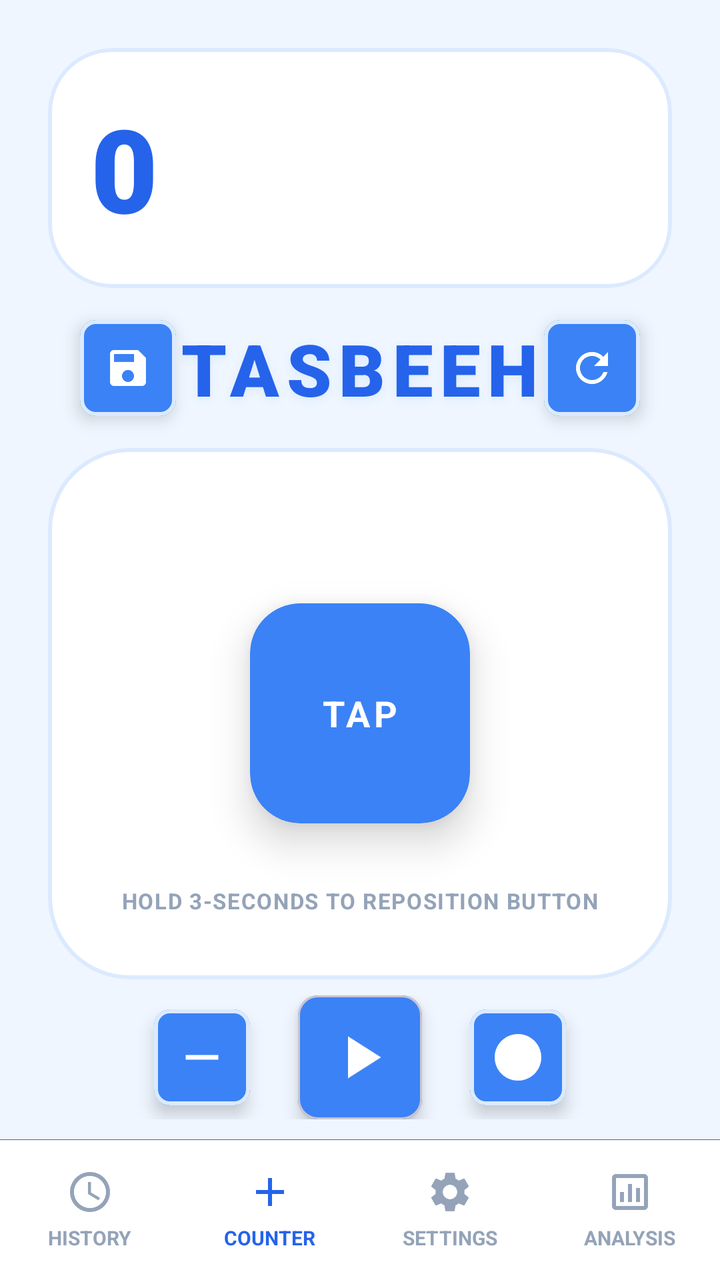
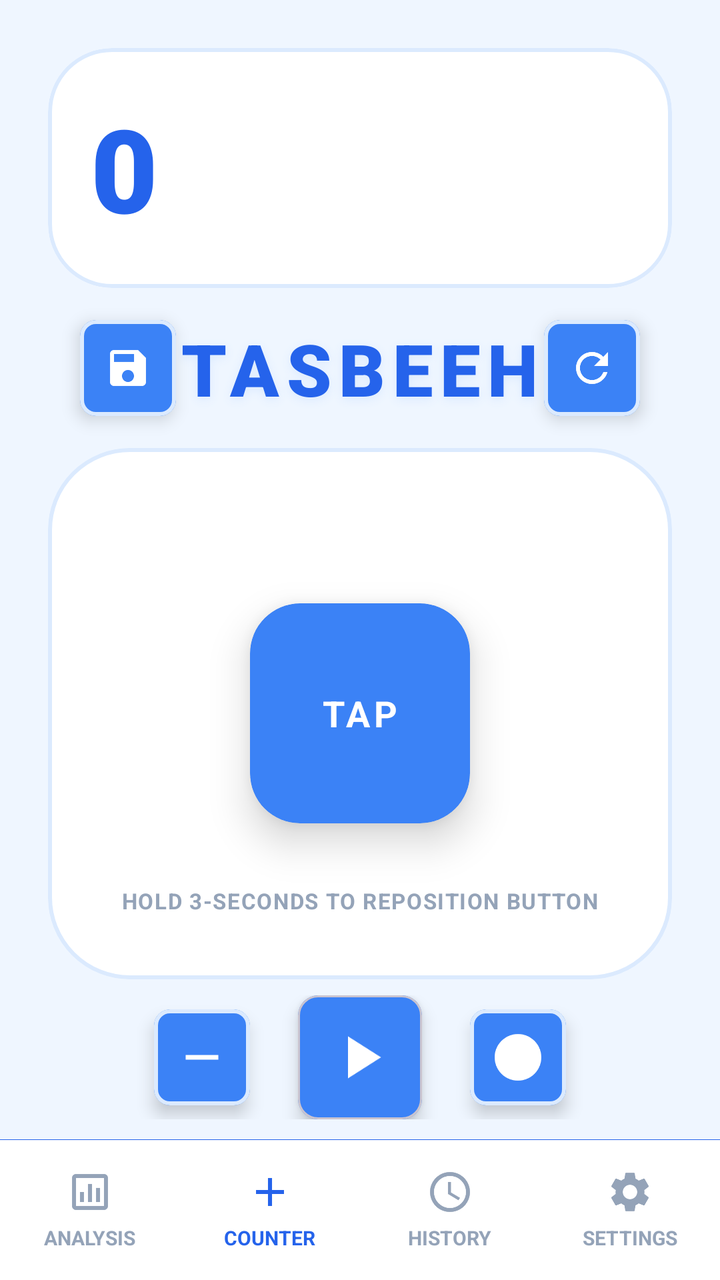

Two renders of the same Android screen: before a commit and after it. Below are the layout's source before the change and the commit's diff.
<!-- AndroidManifest.xml: application theme Theme.SmartTasbeeh -->
<!-- res/layout/activity_main.xml -->
<?xml version="1.0" encoding="utf-8"?>
<androidx.constraintlayout.widget.ConstraintLayout xmlns:android="http://schemas.android.com/apk/res/android"
    xmlns:app="http://schemas.android.com/apk/res-auto"
    xmlns:tools="http://schemas.android.com/tools"
    android:id="@+id/main"
    android:layout_width="match_parent"
    android:layout_height="match_parent"
    android:background="@color/app_background"
    tools:context=".MainActivity">

    
    <com.google.android.material.card.MaterialCardView
        android:id="@+id/cardCountDisplay"
        android:layout_width="match_parent"
        android:layout_height="120dp"
        android:layout_margin="24dp"
        app:cardCornerRadius="32dp"
        app:cardElevation="0dp"
        app:strokeWidth="2dp"
        app:strokeColor="@color/card_stroke_color"
        app:cardBackgroundColor="@color/card_background"
        app:layout_constraintTop_toTopOf="parent"
        app:layout_constraintStart_toStartOf="parent"
        app:layout_constraintEnd_toEndOf="parent">

        <androidx.constraintlayout.widget.ConstraintLayout
            android:layout_width="match_parent"
            android:layout_height="match_parent"
            android:padding="20dp">

            
            <TextView
                android:id="@+id/tvCountDisplay"
                android:layout_width="match_parent"
                android:layout_height="match_parent"
                android:gravity="center_vertical|start"
                android:text="@string/Count_Number"
                android:textColor="@color/count_text_color"
                android:textSize="58sp"
                android:fontFamily="sans-serif-black"
                android:letterSpacing="0.05"
                app:layout_constraintStart_toStartOf="parent"
                app:layout_constraintTop_toTopOf="parent"
                app:layout_constraintBottom_toBottomOf="parent"/>

        </androidx.constraintlayout.widget.ConstraintLayout>
    </com.google.android.material.card.MaterialCardView>

    
    <com.google.android.material.card.MaterialCardView
        android:id="@+id/btnSave"
        android:layout_width="48dp"
        android:layout_height="48dp"
        android:layout_marginStart="16dp"
        android:layout_marginTop="16dp"
        app:cardCornerRadius="8dp"
        app:cardElevation="5dp"
        app:strokeWidth="2dp"
        app:strokeColor="@color/card_stroke_color"
        app:cardBackgroundColor="@color/tasbeeh_blue_accent"
        android:clickable="true"
        android:focusable="true"
        app:layout_constraintStart_toStartOf="@id/cardCountDisplay"
        app:layout_constraintTop_toBottomOf="@id/cardCountDisplay">
        
        <ImageView
            android:layout_width="24dp"
            android:layout_height="24dp"
            android:layout_gravity="center"
            android:src="@drawable/ic_save"
            app:tint="@color/card_background"/>
    </com.google.android.material.card.MaterialCardView>

    <TextView
        android:id="@+id/tvAppTitle"
        android:layout_height="wrap_content"
        android:layout_width="wrap_content"
        android:text="@string/Tasbeeh_Name"
        android:textColor="@color/tasbeeh_blue_primary"
        android:textSize="36sp"
        android:fontFamily="sans-serif-black"
        android:letterSpacing="0.10"
        android:shadowColor="@color/card_stroke_color"
        android:shadowRadius="12"
        android:shadowDy="4"
        android:layout_marginTop="16dp"
        app:layout_constraintEnd_toStartOf="@+id/btnReset"
        app:layout_constraintStart_toEndOf="@+id/btnSave"
        app:layout_constraintTop_toBottomOf="@+id/cardCountDisplay" />

    
    <com.google.android.material.card.MaterialCardView
        android:id="@+id/btnReset"
        android:layout_width="48dp"
        android:layout_height="48dp"
        android:layout_marginEnd="16dp"
        android:layout_marginTop="16dp"
        app:cardCornerRadius="8dp"
        app:cardElevation="5dp"
        app:strokeWidth="2dp"
        app:strokeColor="@color/card_stroke_color"
        app:cardBackgroundColor="@color/tasbeeh_blue_accent"
        android:clickable="true"
        android:focusable="true"
        app:layout_constraintEnd_toEndOf="@id/cardCountDisplay"
        app:layout_constraintTop_toBottomOf="@id/cardCountDisplay">
        
        <ImageView
            android:layout_width="24dp"
            android:layout_height="24dp"
            android:layout_gravity="center"
            android:src="@drawable/ic_refresh"
            app:tint="@color/card_background"/>
    </com.google.android.material.card.MaterialCardView>

    
    <FrameLayout
        android:id="@+id/bigBoxContainer"
        android:layout_width="match_parent"
        android:layout_height="0dp"
        android:layout_marginStart="24dp"
        android:layout_marginEnd="24dp"
        android:layout_marginTop="16dp"
        android:layout_marginBottom="8dp"
        android:background="@drawable/bg_grid_container"
        android:clipToOutline="true"
        app:layout_constraintTop_toBottomOf="@id/btnSave"
        app:layout_constraintBottom_toTopOf="@id/controlsBar">

        
        <View
            android:id="@+id/gridBackground"
            android:layout_width="match_parent"
            android:layout_height="match_parent"
            android:visibility="invisible"/>

        
        <androidx.cardview.widget.CardView
            android:id="@+id/videoButton"
            android:layout_width="110dp"
            android:layout_height="110dp"
            android:layout_gravity="center"
            app:cardCornerRadius="25dp"
            app:cardElevation="12dp"
            app:cardBackgroundColor="@color/tasbeeh_blue_accent">

            
            <TextView
                android:layout_width="wrap_content"
                android:layout_height="wrap_content"
                android:text="@string/Tap_Button_Text"
                android:textColor="@color/tap_btn_text"
                android:textSize="18sp"
                android:textStyle="bold"
                android:letterSpacing="0.1"
                android:layout_gravity="center"/>
                
             
             <View
                android:layout_width="match_parent"
                android:layout_height="match_parent"
                android:background="?attr/selectableItemBackground"
                android:clickable="false"
                android:focusable="false"/>

        </androidx.cardview.widget.CardView>
        
        
        <TextView
             android:layout_width="wrap_content"
             android:layout_height="wrap_content"
             android:layout_gravity="bottom|center_horizontal"
             android:layout_marginBottom="32dp"
             android:text="@string/Button_Reposition_Hint_Text"
             android:textColor="@color/hint_text"
             android:textSize="11sp"
             android:textStyle="bold"
             android:letterSpacing="0.05"/>

    </FrameLayout>

    
    <LinearLayout
        android:id="@+id/controlsBar"
        android:layout_width="match_parent"
        android:layout_height="wrap_content"
        android:orientation="horizontal"
        android:gravity="center"
        android:paddingBottom="10dp"
        app:layout_constraintBottom_toTopOf="@id/bottomNavDivider"
        app:layout_constraintTop_toBottomOf="@id/bigBoxContainer">

        
        <com.google.android.material.card.MaterialCardView
            android:id="@+id/btnDecrease"
            android:layout_width="48dp"
            android:layout_height="48dp"
            android:layout_marginEnd="24dp"
            app:cardCornerRadius="8dp"
            app:cardElevation="5dp"
            app:cardBackgroundColor="@color/tasbeeh_blue_accent"
            app:strokeWidth="2dp"
            app:strokeColor="@color/card_stroke_color"
            android:clickable="true"
            android:focusable="true">
            <ImageView
                android:layout_width="28dp"
                android:layout_height="28dp"
                android:layout_gravity="center"
                android:src="@drawable/ic_remove"
                app:tint="@color/card_background"/>
        </com.google.android.material.card.MaterialCardView>

        
        <com.google.android.material.card.MaterialCardView
            android:id="@+id/btnAuto"
            android:layout_width="62dp"
            android:layout_height="62dp"
            app:cardCornerRadius="10dp"
            app:cardElevation="5dp"
            app:cardBackgroundColor="@color/tasbeeh_blue_accent"
            android:clickable="true"
            android:focusable="true">
            <ImageView
                android:id="@+id/ivAutoIcon"
                android:layout_width="36dp"
                android:layout_height="36dp"
                android:layout_gravity="center"
                android:src="@drawable/ic_auto"
                app:tint="@android:color/white"/>
        </com.google.android.material.card.MaterialCardView>

        
        <com.google.android.material.card.MaterialCardView
            android:id="@+id/btnTarget"
            android:layout_width="48dp"
            android:layout_height="48dp"
            android:layout_marginStart="24dp"
            app:cardCornerRadius="8dp"
            app:cardElevation="5dp"
            app:cardBackgroundColor="@color/tasbeeh_blue_accent"
            app:strokeWidth="2dp"
            app:strokeColor="@color/card_stroke_color"
            android:clickable="true"
            android:focusable="true">
            <ImageView
                android:layout_width="28dp"
                android:layout_height="28dp"
                android:layout_gravity="center"
                android:src="@drawable/ic_target"
                app:tint="@color/card_background"/>
        </com.google.android.material.card.MaterialCardView>

    </LinearLayout>
    <View
        android:id="@+id/bottomNavDivider"
        android:layout_width="match_parent"
        android:layout_height="0.1dp"
        android:background="@color/count_text_color"
        app:layout_constraintBottom_toTopOf="@id/bottomNav"/>

    
    <LinearLayout
        android:id="@+id/bottomNav"
        android:layout_width="match_parent"
        android:layout_height="70dp"
        android:background="@color/nav_bg"
        android:orientation="horizontal"
        android:weightSum="4"
        android:baselineAligned="false"
        app:layout_constraintBottom_toBottomOf="parent">

        
        <LinearLayout
            android:id="@+id/btnSavedCounts"
            android:layout_width="0dp"
            android:layout_height="match_parent"
            android:layout_weight="1"
            android:background="?attr/selectableItemBackground"
            android:clickable="true"
            android:focusable="true"
            android:gravity="center"
            android:orientation="vertical">

            <ImageView
                android:layout_width="24dp"
                android:layout_height="24dp"
                android:src="@drawable/ic_clock"
                app:tint="@color/nav_text_unselected" />

            <TextView
                android:layout_width="wrap_content"
                android:layout_height="wrap_content"
                android:layout_marginTop="4dp"
                android:text="HISTORY"
                android:textColor="@color/nav_text_unselected"
                android:textSize="10sp"
                android:textStyle="bold" />
        </LinearLayout>

        
        <LinearLayout
            android:layout_width="0dp"
            android:layout_height="match_parent"
            android:layout_weight="1"
            android:orientation="vertical"
            android:gravity="center"
            android:clickable="true"
            android:focusable="true">
            
            <ImageView
                android:layout_width="24dp"
                android:layout_height="24dp"
                android:src="@drawable/ic_add"
                app:tint="@color/nav_text_selected"/>
                
            <TextView
                android:layout_width="wrap_content"
                android:layout_height="wrap_content"
                android:text="COUNTER"
                android:textSize="10sp"
                android:textStyle="bold"
                android:layout_marginTop="4dp"
                android:textColor="@color/nav_text_selected"/>
        </LinearLayout>

        
        <LinearLayout
            android:id="@+id/btnSettings"
            android:layout_width="0dp"
            android:layout_height="match_parent"
            android:layout_weight="1"
            android:orientation="vertical"
            android:gravity="center"
            android:clickable="true"
            android:focusable="true"
            android:background="?attr/selectableItemBackground">
            
            <ImageView
                android:layout_width="24dp"
                android:layout_height="24dp"
                android:src="@drawable/ic_settings"
                app:tint="@color/nav_text_unselected"/>
                
            <TextView
                android:layout_width="wrap_content"
                android:layout_height="wrap_content"
                android:text="SETTINGS"
                android:textSize="10sp"
                android:textStyle="bold"
                android:layout_marginTop="4dp"
                android:textColor="@color/nav_text_unselected"/>
        </LinearLayout>

        
        <LinearLayout
            android:id="@+id/btnAnalysis"
            android:layout_width="0dp"
            android:layout_height="match_parent"
            android:layout_weight="1"
            android:orientation="vertical"
            android:gravity="center"
            android:clickable="true"
            android:focusable="true"
            android:background="?attr/selectableItemBackground">
            
            <ImageView
                android:layout_width="24dp"
                android:layout_height="24dp"
                android:src="@drawable/ic_analysis"
                app:tint="@color/nav_text_unselected"/>
                
            <TextView
                android:layout_width="wrap_content"
                android:layout_height="wrap_content"
                android:text="ANALYSIS"
                android:textSize="10sp"
                android:textStyle="bold"
                android:layout_marginTop="4dp"
                android:textColor="@color/nav_text_unselected"/>
        </LinearLayout>

    </LinearLayout>

</androidx.constraintlayout.widget.ConstraintLayout>
<!-- resources referenced by this layout -->
<resources>
  <color name="app_background">@color/background_light</color>
  <color name="card_background">#FFFFFF</color>
  <color name="card_stroke_color">#DBEAFE</color>
  <color name="count_text_color">#2563EB</color>
  <color name="hint_text">#94A3B8</color>
  <color name="nav_bg">#FFFFFF</color>
  <color name="nav_text_selected">#2563EB</color>
  <color name="nav_text_unselected">#94A3B8</color>
  <color name="tap_btn_text">#FFFFFF</color>
  <color name="tasbeeh_blue_accent">#3B82F6</color>
  <color name="tasbeeh_blue_primary">#2563EB</color>
  <!-- drawable bg_grid_container (drawable) -->
  <?xml version="1.0" encoding="utf-8"?>
  <shape xmlns:android="http://schemas.android.com/apk/res/android"
      android:shape="rectangle">
      
      <corners android:radius="40dp" />
      
      
      <solid android:color="@color/card_background" />
      
      
      <stroke
          android:width="2dp"
          android:color="@color/card_stroke_color" />
  </shape>
  <!-- drawable ic_add (drawable) -->
  <vector xmlns:android="http://schemas.android.com/apk/res/android"
      android:width="24dp"
      android:height="24dp"
      android:viewportWidth="24"
      android:viewportHeight="24">
      <path
        android:fillColor="@android:color/white"
        android:pathData="M19,13h-6v6h-2v-6H5v-2h6V5h2v6h6v2z"/>
  </vector>
  <!-- drawable ic_analysis (drawable) -->
  <vector xmlns:android="http://schemas.android.com/apk/res/android"
      android:width="24dp"
      android:height="24dp"
      android:viewportWidth="24"
      android:viewportHeight="24">
    <path
        android:fillColor="#FF000000"
        android:pathData="M19,3H5C3.9,3 3,3.9 3,5v14c0,1.1 0.9,2 2,2h14c1.1,0 2,-0.9 2,-2V5C21,3.9 20.1,3 19,3zM19,19H5V5h14V19zM7,12h2v5H7V12zM11,8h2v9h-2V8zM15,10h2v7h-2V10z"/>
  </vector>
  <!-- drawable ic_auto (drawable) -->
  <vector xmlns:android="http://schemas.android.com/apk/res/android"
      android:width="24dp"
      android:height="24dp"
      android:viewportWidth="24"
      android:viewportHeight="24"
      android:tint="?attr/colorControlNormal">
    <path
        android:fillColor="@android:color/white"
        android:pathData="M8,5v14l11,-7z"/>
  </vector>
  <!-- drawable ic_remove (drawable) -->
  <vector xmlns:android="http://schemas.android.com/apk/res/android"
      android:width="24dp"
      android:height="24dp"
      android:viewportWidth="24"
      android:viewportHeight="24"
      android:tint="?attr/colorControlNormal">
    <path
        android:fillColor="@android:color/white"
        android:pathData="M19,13H5v-2h14v2z"/>
  </vector>
  <!-- drawable ic_save (drawable) -->
  <vector xmlns:android="http://schemas.android.com/apk/res/android"
      android:width="24dp"
      android:height="24dp"
      android:viewportWidth="24"
      android:viewportHeight="24"
      android:tint="?attr/colorControlNormal">
    <path
        android:fillColor="@android:color/white"
        android:pathData="M17,3H5c-1.11,0 -2,0.9 -2,2v14c0,1.1 0.89,2 2,2h14c1.1,0 2,-0.9 2,-2V7l-4,-4zm-5,16c-1.66,0 -3,-1.34 -3,-3s1.34,-3 3,-3 3,1.34 3,3 -1.34,3 -3,3zm3,-10H5V5h10v4z"/>
  </vector>
  <string name="Button_Reposition_Hint_Text">HOLD 3-SECONDS TO REPOSITION BUTTON</string>
  <string name="Count_Number">0</string>
  <string name="Tap_Button_Text">TAP</string>
  <string name="Tasbeeh_Name">TASBEEH</string>
  <style name="Theme.SmartTasbeeh" parent="Base.Theme.SmartTasbeeh" />
  <color name="background_light">#EFF6FF</color>
  <color name="tasbeeh_blue_dark">#1E3A8A</color>
  <color name="white">#FFFFFFFF</color>
  <color name="text_primary">#0F172A</color>
  <!-- unchanged entries left out for length: 5 -->
</resources>

<!-- the commit's change to res/layout/activity_main.xml (unified diff, before → after) -->
@@ -272,6 +272,60 @@
 
         
         <LinearLayout
+            android:id="@+id/btnAnalysis"
+            android:layout_width="0dp"
+            android:layout_height="match_parent"
+            android:layout_weight="1"
+            android:orientation="vertical"
+            android:gravity="center"
+            android:clickable="true"
+            android:focusable="true"
+            android:background="?attr/selectableItemBackground">
+            
+            <ImageView
+                android:layout_width="24dp"
+                android:layout_height="24dp"
+                android:src="@drawable/ic_analysis"
+                app:tint="@color/nav_text_unselected"/>
+                
+            <TextView
+                android:layout_width="wrap_content"
+                android:layout_height="wrap_content"
+                android:text="ANALYSIS"
+                android:textSize="10sp"
+                android:textStyle="bold"
+                android:layout_marginTop="4dp"
+                android:textColor="@color/nav_text_unselected"/>
+        </LinearLayout>
+
+        
+        <LinearLayout
+            android:layout_width="0dp"
+            android:layout_height="match_parent"
+            android:layout_weight="1"
+            android:orientation="vertical"
+            android:gravity="center"
+            android:clickable="true"
+            android:focusable="true">
+            
+            <ImageView
+                android:layout_width="24dp"
+                android:layout_height="24dp"
+                android:src="@drawable/ic_add"
+                app:tint="@color/nav_text_selected"/>
+                
+            <TextView
+                android:layout_width="wrap_content"
+                android:layout_height="wrap_content"
+                android:text="COUNTER"
+                android:textSize="10sp"
+                android:textStyle="bold"
+                android:layout_marginTop="4dp"
+                android:textColor="@color/nav_text_selected"/>
+        </LinearLayout>
+
+        
+        <LinearLayout
             android:id="@+id/btnSavedCounts"
             android:layout_width="0dp"
             android:layout_height="match_parent"
@@ -300,32 +354,6 @@
 
         
         <LinearLayout
-            android:layout_width="0dp"
-            android:layout_height="match_parent"
-            android:layout_weight="1"
-            android:orientation="vertical"
-            android:gravity="center"
-            android:clickable="true"
-            android:focusable="true">
-            
-            <ImageView
-                android:layout_width="24dp"
-                android:layout_height="24dp"
-                android:src="@drawable/ic_add"
-                app:tint="@color/nav_text_selected"/>
-                
-            <TextView
-                android:layout_width="wrap_content"
-                android:layout_height="wrap_content"
-                android:text="COUNTER"
-                android:textSize="10sp"
-                android:textStyle="bold"
-                android:layout_marginTop="4dp"
-                android:textColor="@color/nav_text_selected"/>
-        </LinearLayout>
-
-        
-        <LinearLayout
             android:id="@+id/btnSettings"
             android:layout_width="0dp"
             android:layout_height="match_parent"
@@ -352,34 +380,6 @@
                 android:textColor="@color/nav_text_unselected"/>
         </LinearLayout>
 
-        
-        <LinearLayout
-            android:id="@+id/btnAnalysis"
-            android:layout_width="0dp"
-            android:layout_height="match_parent"
-            android:layout_weight="1"
-            android:orientation="vertical"
-            android:gravity="center"
-            android:clickable="true"
-            android:focusable="true"
-            android:background="?attr/selectableItemBackground">
-            
-            <ImageView
-                android:layout_width="24dp"
-                android:layout_height="24dp"
-                android:src="@drawable/ic_analysis"
-                app:tint="@color/nav_text_unselected"/>
-                
-            <TextView
-                android:layout_width="wrap_content"
-                android:layout_height="wrap_content"
-                android:text="ANALYSIS"
-                android:textSize="10sp"
-                android:textStyle="bold"
-                android:layout_marginTop="4dp"
-                android:textColor="@color/nav_text_unselected"/>
-        </LinearLayout>
-
     </LinearLayout>
 
 </androidx.constraintlayout.widget.ConstraintLayout>
